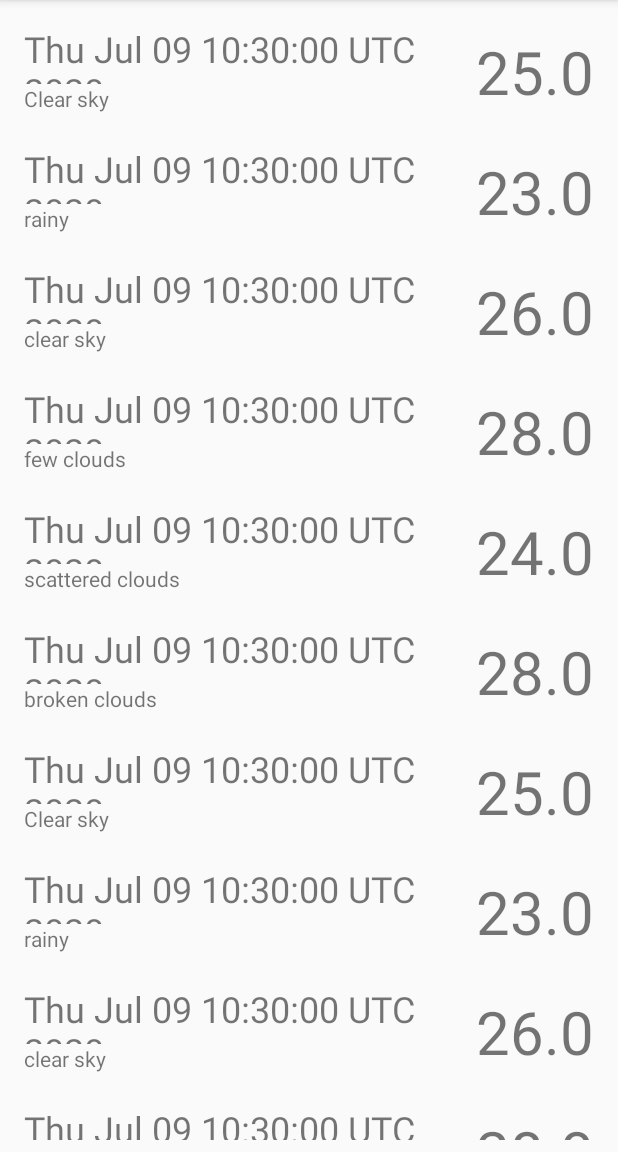
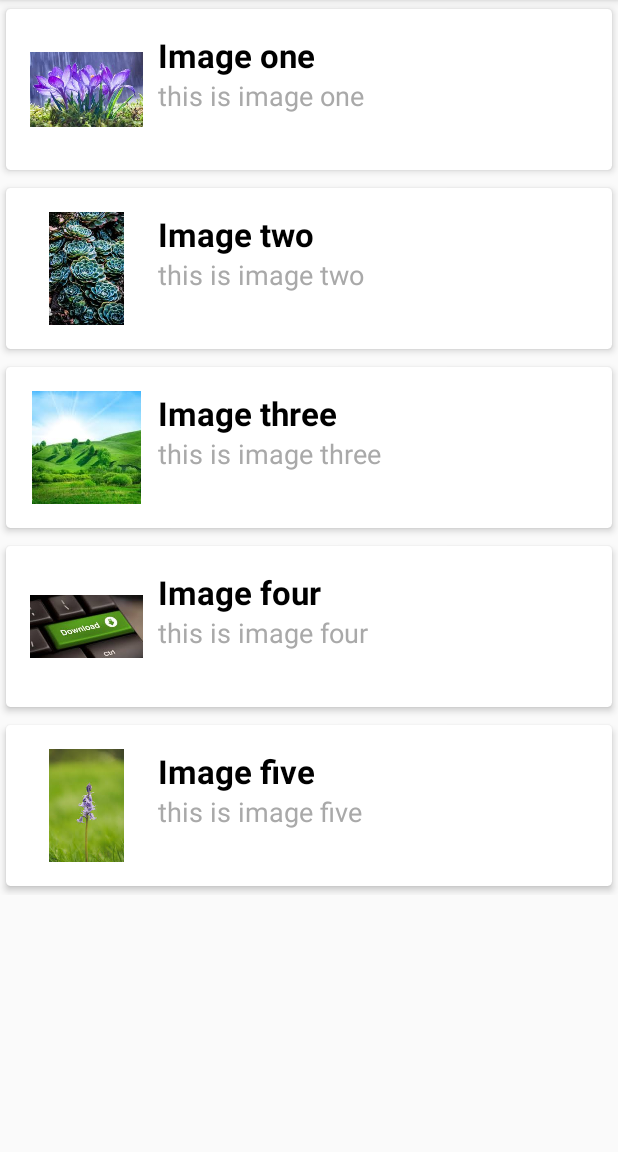
Before and after one commit to iamuditha/FYP-patient, an Android app: the screen it shows after launch (MainActivity), on a phone screen of 412 x 824 dp, the part 84-1236 px from its top. Run offline under Robolectric (Android 15) with nearby library versions, the phone set to English and light mode, and no system bars.

Commit message:
changed the recycleView code

```diff
--- a/app/build.gradle
+++ b/app/build.gradle
@@ -34,6 +34,9 @@ dependencies {
     testImplementation 'junit:junit:4.12'
     androidTestImplementation 'androidx.test.ext:junit:1.1.1'
     androidTestImplementation 'androidx.test.espresso:espresso-core:3.2.0'
+    //Add recycle view dependencies
     implementation 'androidx.recyclerview:recyclerview:1.1.0'
+    //Add card view dependencies
+    implementation "androidx.cardview:cardview:1.0.0"
 
 }
--- /dev/null
+++ b/app/src/main/java/com/example/fyp_patient/Adapter.kt
@@ -0,0 +1,34 @@
+package com.example.fyp_patient
+
+import android.content.Context
+import android.view.LayoutInflater
+import android.view.View
+import android.view.ViewGroup
+import androidx.recyclerview.widget.RecyclerView
+import kotlinx.android.synthetic.main.image_list_item.view.*
+
+class Adapter(val arrayList: ArrayList<Model>,val context:Context) :
+    RecyclerView.Adapter<Adapter.ViewHolder>() {
+
+    class ViewHolder (itemView : View) : RecyclerView.ViewHolder(itemView){
+
+        fun bindItems (model: Model){
+            itemView.title.text = model.title
+            itemView.description.text = model.des
+            itemView.imageIv.setImageResource(model.image)
+        }
+    }
+
+    override fun onCreateViewHolder(parent: ViewGroup, viewType: Int): ViewHolder {
+        val v = LayoutInflater.from(parent.context).inflate(R.layout.image_list_item, parent, false)
+        return ViewHolder(v)
+    }
+
+    override fun getItemCount(): Int {
+        return arrayList.size
+    }
+
+    override fun onBindViewHolder(holder: ViewHolder, position: Int) {
+        holder.bindItems(arrayList[position])
+    }
+}
--- a/app/src/main/java/com/example/fyp_patient/BusDetailActivity.kt
+++ /dev/null
@@ -1,74 +0,0 @@
-package com.example.fyp_patient
-
-import androidx.appcompat.app.AppCompatActivity
-import android.os.Bundle
-import android.util.Log
-import android.view.LayoutInflater
-import android.view.View
-import android.view.ViewGroup
-import android.widget.TextView
-import androidx.recyclerview.widget.LinearLayoutManager
-import androidx.recyclerview.widget.RecyclerView
-import com.example.fyp_patient.R
-import kotlinx.android.synthetic.main.activity_busdetails.*
-import kotlinx.android.synthetic.main.bus_list_item.view.*
-
-class MainActivity : AppCompatActivity() {
-
-    private val photographerRepo = photographerRepository()
-
-    override fun onCreate(savedInstanceState: Bundle?) {
-        super.onCreate(savedInstanceState)
-        setContentView(R.layout.activity_busdetails)
-
-        val data = photographerRepo.fetchPhotograpoherData()
-        populateListView(data)
-    }
-
-    private fun populateListView(data: List<Photographer>){
-        photographerList.apply {
-            //setHasFixedSize(true)
-            Log.v("test4","populateListView called")
-            layoutManager = LinearLayoutManager(this@MainActivity)
-            adapter = PhotographerAdapter(data)
-            Log.v("test4","populateListView called")
-        }
-    }
-}
-
-
-class PhotographerAdapter(private val data : List<Photographer>):
-        RecyclerView.Adapter<PhotographerAdapter.ViewHolder>()
-{
-
-    class ViewHolder(view: View): RecyclerView.ViewHolder(view){
-
-        val timeText : TextView = view.timeText
-        val temperatureText : TextView = view.temperatureText
-        val descriptionText : TextView = view.descriptionText
-    }
-    //create new view
-    override fun onCreateViewHolder(parent: ViewGroup, viewType: Int): ViewHolder {
-        Log.v("test1","onCreateViewHolder called $viewType")
-        val view = LayoutInflater.from(parent.context)
-            .inflate(R.layout.bus_list_item,parent,false)
-        return ViewHolder(view)
-    }
-
-
-
-    override fun onBindViewHolder(holder: ViewHolder, position: Int) {
-
-        val photographer = data[position]
-        Log.v("test3", "onBindViewHolder called "+ photographer.id)
-        holder.timeText.text = photographer.time.toString()//.formatForWeather()
-        holder.descriptionText.text = photographer.description
-        holder.temperatureText.text = photographer.temperature.toString()//.formatTemperature()
-        }
-
-    override fun getItemCount(): Int {
-        Log.v("test2","getItemCount called is "+data.count().toString())
-        return data.count()
-    }
-
-}
--- /dev/null
+++ b/app/src/main/java/com/example/fyp_patient/ImageRecycleViewActivity.kt
@@ -0,0 +1,36 @@
+package com.example.fyp_patient
+
+import androidx.appcompat.app.AppCompatActivity
+import android.os.Bundle
+import android.util.Log
+import android.view.LayoutInflater
+import android.view.View
+import android.view.ViewGroup
+import android.widget.ImageView
+import android.widget.TextView
+import androidx.recyclerview.widget.LinearLayoutManager
+import androidx.recyclerview.widget.RecyclerView
+import kotlinx.android.synthetic.main.activity_imagerecycleview.*
+import kotlinx.android.synthetic.main.image_list_item.view.*
+
+class MainActivity : AppCompatActivity() {
+
+    override fun onCreate(savedInstanceState: Bundle?) {
+        super.onCreate(savedInstanceState)
+        setContentView(R.layout.activity_imagerecycleview)
+
+        val arrayList = ArrayList<Model>()
+
+        arrayList.add(Model("Image one","this is image one", R.drawable.one))
+        arrayList.add(Model("Image two","this is image two", R.drawable.two))
+        arrayList.add(Model("Image three","this is image three", R.drawable.three))
+        arrayList.add(Model("Image four","this is image four", R.drawable.four))
+        arrayList.add(Model("Image five","this is image five", R.drawable.five))
+
+        val adapter = Adapter(arrayList,this)
+
+        recycleView.layoutManager = LinearLayoutManager(this)
+        recycleView.adapter = adapter
+    }
+
+}
--- a/app/src/main/java/com/example/fyp_patient/Model.kt
+++ b/app/src/main/java/com/example/fyp_patient/Model.kt
@@ -1,10 +1,4 @@
 package com.example.fyp_patient
 
-import java.util.*
-
-data class Photographer(
-    val id : Int,
-    val time : Date,
-    val temperature : Float,
-    val description : String
-)
+class Model(val title: String, val des: String, val image : Int) {
+}
--- a/app/src/main/java/com/example/fyp_patient/photographerRepository.kt
+++ /dev/null
@@ -1,30 +0,0 @@
-package com.example.fyp_patient
-
-import java.util.*
-
-class photographerRepository {
-
-    fun fetchPhotograpoherData() : List<Photographer>{
-        return listOf(
-            Photographer(1, Date(),25.0f, "Clear sky"),
-            Photographer(2, Date(), 23.0f, "rainy"),
-            Photographer(3, Date(), 26.0f, "clear sky"),
-            Photographer(4, Date(), 28.0f, "few clouds"),
-            Photographer(5, Date(), 24.0f, "scattered clouds"),
-            Photographer(6, Date(), 28.0f, "broken clouds"),
-            Photographer(1, Date(),25.0f, "Clear sky"),
-            Photographer(2, Date(), 23.0f, "rainy"),
-            Photographer(3, Date(), 26.0f, "clear sky"),
-            Photographer(4, Date(), 28.0f, "few clouds"),
-            Photographer(5, Date(), 24.0f, "scattered clouds"),
-            Photographer(6, Date(), 28.0f, "broken clouds"),
-            Photographer(1, Date(),25.0f, "Clear sky"),
-            Photographer(2, Date(), 23.0f, "rainy"),
-            Photographer(3, Date(), 26.0f, "clear sky"),
-            Photographer(4, Date(), 28.0f, "few clouds"),
-            Photographer(5, Date(), 24.0f, "scattered clouds"),
-            Photographer(6, Date(), 28.0f, "broken clouds")
-
-        )
-    }
-}
--- a/app/src/main/res/layout/activity_busdetails.xml
+++ /dev/null
@@ -1,25 +0,0 @@
-<?xml version="1.0" encoding="utf-8"?>
-<androidx.constraintlayout.widget.ConstraintLayout
-        xmlns:android="http://schemas.android.com/apk/res/android"
-        xmlns:tools="http://schemas.android.com/tools"
-        xmlns:app="http://schemas.android.com/apk/res-auto"
-        android:layout_width="match_parent"
-        android:layout_height="match_parent"
-        tools:context=".MainActivity">
-
-
-    <androidx.recyclerview.widget.RecyclerView
-            android:id="@+id/photographerList"
-            android:layout_width="match_parent"
-            android:layout_height="match_parent"
-            android:layout_marginStart="8dp"
-            android:layout_marginLeft="8dp"
-            android:layout_marginTop="8dp"
-            android:layout_marginEnd="8dp"
-            android:layout_marginRight="8dp"
-            android:layout_marginBottom="8dp"
-            app:layout_constraintBottom_toBottomOf="parent"
-            app:layout_constraintEnd_toEndOf="parent"
-            app:layout_constraintStart_toStartOf="parent"
-            app:layout_constraintTop_toTopOf="parent"/>
-</androidx.constraintlayout.widget.ConstraintLayout>
--- /dev/null
+++ b/app/src/main/res/layout/activity_imagerecycleview.xml
@@ -0,0 +1,16 @@
+<?xml version="1.0" encoding="utf-8"?>
+<LinearLayout
+        xmlns:android="http://schemas.android.com/apk/res/android"
+        xmlns:tools="http://schemas.android.com/tools"
+        xmlns:app="http://schemas.android.com/apk/res-auto"
+        android:layout_width="match_parent"
+        android:layout_height="match_parent"
+        tools:context=".MainActivity">
+
+
+   <androidx.recyclerview.widget.RecyclerView
+       android:layout_width="match_parent"
+       android:layout_height="wrap_content"
+       android:id="@+id/recycleView"
+       />
+</LinearLayout>
--- a/app/src/main/res/layout/activity_main.xml
+++ /dev/null
@@ -1,18 +0,0 @@
-<?xml version="1.0" encoding="utf-8"?>
-<androidx.constraintlayout.widget.ConstraintLayout xmlns:android="http://schemas.android.com/apk/res/android"
-    xmlns:app="http://schemas.android.com/apk/res-auto"
-    xmlns:tools="http://schemas.android.com/tools"
-    android:layout_width="match_parent"
-    android:layout_height="match_parent"
-    tools:context=".MainActivity">
-
-    <TextView
-        android:layout_width="wrap_content"
-        android:layout_height="wrap_content"
-        android:text="Hello World!"
-        app:layout_constraintBottom_toBottomOf="parent"
-        app:layout_constraintLeft_toLeftOf="parent"
-        app:layout_constraintRight_toRightOf="parent"
-        app:layout_constraintTop_toTopOf="parent" />
-
-</androidx.constraintlayout.widget.ConstraintLayout>
--- a/app/src/main/res/layout/bus_list_item.xml
+++ /dev/null
@@ -1,41 +0,0 @@
-<?xml version="1.0" encoding="utf-8"?>
-<LinearLayout
-        xmlns:android="http://schemas.android.com/apk/res/android"
-        xmlns:tools="http://schemas.android.com/tools"
-        android:layout_width="match_parent"
-        android:layout_height="80dp"
-        android:padding="8dp"
-        android:orientation="horizontal">
-
-    <LinearLayout
-            android:layout_width="0dp"
-            android:layout_height="match_parent"
-            android:orientation="vertical"
-            android:layout_weight="1">
-
-        <TextView
-                android:id="@+id/timeText"
-                android:layout_width="match_parent"
-                android:layout_height="40dp"
-                tools:text="Sunday"
-                android:textSize="24sp"/>
-
-        <TextView
-                android:id="@+id/descriptionText"
-                android:layout_width="match_parent"
-                android:layout_height="24dp"
-                android:layout_gravity="bottom"
-                tools:text="clear sky"
-                android:textSize="14sp"/>
-
-    </LinearLayout>
-
-    <TextView
-            android:id="@+id/temperatureText"
-            tools:text="28"
-            android:layout_width="wrap_content"
-            android:layout_height="match_parent"
-            android:gravity="center_vertical|end"
-            android:textSize="40sp"/>
-
-</LinearLayout>
--- /dev/null
+++ b/app/src/main/res/layout/image_list_item.xml
@@ -0,0 +1,51 @@
+<?xml version="1.0" encoding="utf-8"?>
+<androidx.cardview.widget.CardView xmlns:android="http://schemas.android.com/apk/res/android"
+    xmlns:tools="http://schemas.android.com/tools"
+    android:layout_width="match_parent"
+    android:layout_height="wrap_content"
+    xmlns:app="http://schemas.android.com/apk/res-auto"
+    app:cardCornerRadius="3dp"
+    app:cardElevation="3dp"
+    app:cardUseCompatPadding="true">
+
+    <RelativeLayout
+        android:layout_width="match_parent"
+        android:layout_height="wrap_content"
+        android:padding="16dp">
+
+        <ImageView
+            android:layout_width="75dp"
+            android:layout_height="75dp"
+            android:id="@+id/imageIv"
+            android:src="@mipmap/ic_launcher"/>
+
+        <TextView
+            android:layout_width="wrap_content"
+            android:layout_height="wrap_content"
+            android:id="@+id/title"
+            android:textSize="22sp"
+            android:text="Title"
+            android:textStyle="bold"
+            android:textColor="@color/blackColor"
+            android:layout_toRightOf="@+id/imageIv"
+            android:layout_toEndOf="@+id/imageIv"
+            android:layout_marginLeft="10dp"
+            android:layout_marginStart="10dp"/>
+
+        <TextView
+            android:layout_width="wrap_content"
+            android:layout_height="wrap_content"
+            android:id="@+id/description"
+            android:textSize="18sp"
+            android:text="Description"
+            android:textColor="@color/lightGrayColor"
+            android:layout_toRightOf="@+id/imageIv"
+            android:layout_toEndOf="@+id/imageIv"
+            android:layout_marginLeft="10dp"
+            android:layout_marginStart="10dp"
+            android:layout_below="@+id/title"/>
+    </RelativeLayout>
+
+
+
+</androidx.cardview.widget.CardView>
--- a/app/src/main/res/values/colors.xml
+++ b/app/src/main/res/values/colors.xml
@@ -3,4 +3,6 @@
     <color name="colorPrimary">#6200EE</color>
     <color name="colorPrimaryDark">#3700B3</color>
     <color name="colorAccent">#03DAC5</color>
+    <color name="blackColor">#000</color>
+    <color name="lightGrayColor">#a9a9a9</color>
 </resources>
```
Also changed, not shown: app/src/main/res/drawable-v24/five.jpg (added), app/src/main/res/drawable-v24/four.jpg (added), app/src/main/res/drawable-v24/misiing1.PNG (added), app/src/main/res/drawable-v24/one.jpg (added), app/src/main/res/drawable-v24/three.jpg (added), app/src/main/res/drawable-v24/two.jpg (added).
